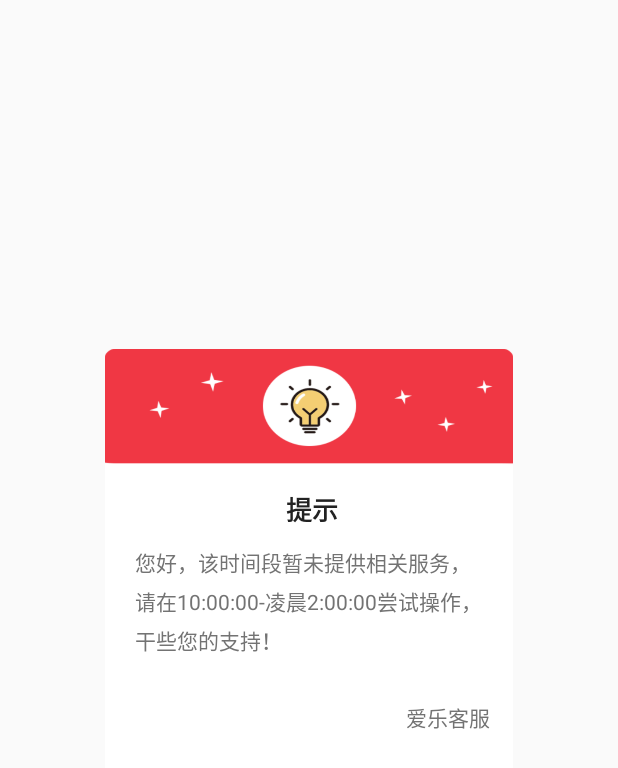
After one commit to wangzhikk/caipiao, an Android app: the layout dialog_tishi.xml on its own in the app's theme, with its tools: preview values and no code run, on a phone screen of 412 x 824 dp. The commit adds this screen. Shown: the top 768 px of the screen. Run offline under Robolectric (Android 15) with nearby library versions, the phone set to English and light mode, and no system bars.

Commit message:
充值提现时间限制

```diff
--- a/app/src/main/java/com/cp/wode/qianbao/chongzhi/ChongZhiFragment.java
+++ b/app/src/main/java/com/cp/wode/qianbao/chongzhi/ChongZhiFragment.java
@@ -3,6 +3,7 @@ package com.cp.wode.qianbao.chongzhi;
 import android.view.View;
 
 import com.cp.R;
+import com.cp.wode.qianbao.tixian.TiXianFragment;
 
 import utils.tjyutils.parent.ParentFragment;
 import utils.wzutils.common.TestData;
@@ -37,15 +38,15 @@ public class ChongZhiFragment extends ParentFragment {
 
 
     public void loadData(){
-        showWaitingDialog("");
         Data_recharge_query.load(new HttpUiCallBack<Data_recharge_query>() {
             @Override
             public void onSuccess(Data_recharge_query data) {
-                hideWaitingDialog();
                 if(data.isDataOkAndToast()){
                     bindFragmentBtn(btn_zhifu_xianxia_zhifubao, XianXiaZhiFuDetailFragment.byData(data.getOfflineBeanAlipay()));
                     bindFragmentBtn(btn_zhifu_xianxia_weixin, XianXiaZhiFuDetailFragment.byData(data.getOfflineBeanWeixin()));
                     bindFragmentBtn(btn_zhifu_xianxia_yinhangka, XianXiaZhiFuDetailFragment.byData(data.getOfflineBeanBank()));
+                }else if(data.code==185){
+                    TiXianFragment.showTiShi(parent,data.time);
                 }
             }
         });
--- a/app/src/main/java/com/cp/wode/qianbao/chongzhi/Data_recharge_query.java
+++ b/app/src/main/java/com/cp/wode/qianbao/chongzhi/Data_recharge_query.java
@@ -15,7 +15,7 @@ import utils.wzutils.http.HttpUiCallBack;
 public class Data_recharge_query extends ParentServerData {
 
     public List<OfflineBean> offline;
-
+    public String time;
     public static void load( final HttpUiCallBack<Data_recharge_query> httpUiCallBack){
         HttpToolAx.urlBase("recharge/query")
                 .send(Data_recharge_query.class, httpUiCallBack);
--- a/app/src/main/java/com/cp/wode/qianbao/tixian/Data_extract_query.java
+++ b/app/src/main/java/com/cp/wode/qianbao/tixian/Data_extract_query.java
@@ -26,6 +26,8 @@ public class Data_extract_query extends ParentServerData {
     public double feeRate;
     public double remain;
     public String timesRemain;
+    public  double needBetting;
+    public String time;
     public static void load(final HttpUiCallBack<Data_extract_query> httpUiCallBack){
         HttpToolAx.urlBase("extract/query")
                 .send(Data_extract_query.class, httpUiCallBack);
--- /dev/null
+++ b/app/src/main/res/layout/dialog_tishi.xml
@@ -0,0 +1,46 @@
+<?xml version="1.0" encoding="utf-8"?>
+<RelativeLayout xmlns:android="http://schemas.android.com/apk/res/android"
+    xmlns:app="http://schemas.android.com/apk/res-auto"
+    xmlns:tools="http://schemas.android.com/tools"
+    android:layout_width="match_parent"
+    android:layout_height="match_parent"
+    android:orientation="vertical">
+
+
+    <LinearLayout
+        android:layout_centerInParent="true"
+        android:background="@drawable/tank_tips"
+        android:paddingLeft="20dp"
+        android:paddingRight="15dp"
+        android:layout_marginLeft="70dp"
+        android:layout_marginRight="70dp"
+        android:orientation="vertical"
+        android:layout_width="wrap_content"
+        android:layout_height="wrap_content">
+
+        <utils.wzutils.ui.textview.BoldTextView
+            android:layout_width="match_parent"
+            android:layout_height="50dp"
+            android:gravity="center"
+            style="@style/textview" android:textSize="@dimen/tv_larage17"
+            android:layout_marginTop="5dp"
+            android:text="提示"
+            />
+
+
+        <TextView style="@style/textview" android:textColor="@color/tv_h2"
+            android:lineSpacingExtra="5dp"
+            android:text="您好，该时间段暂未提供相关服务，请在10:00:00-凌晨2:00:00尝试操作，干些您的支持！"
+            android:layout_marginBottom="30dp"
+            />
+        <TextView style="@style/textview" android:textColor="@color/tv_h2"
+            android:layout_width="match_parent"
+            android:gravity="right"
+            android:text="爱乐客服"
+            android:layout_marginBottom="30dp"
+            />
+    </LinearLayout>
+
+
+
+</RelativeLayout>
```
Also changed, not shown: app/src/main/java/com/cp/wode/qianbao/tixian/TiXianFragment.java (+17 -3 lines), app/src/main/res/layout/chongzhi.xml (+8 -2 lines), app/src/main/res/layout/dialog_tishi_shijian.xml (added, +37 -0 lines), app/src/main/res/layout/tixian.xml (+7 -0 lines), app/src/main/res/drawable-xxhdpi/tank_tips.9.png (added).
